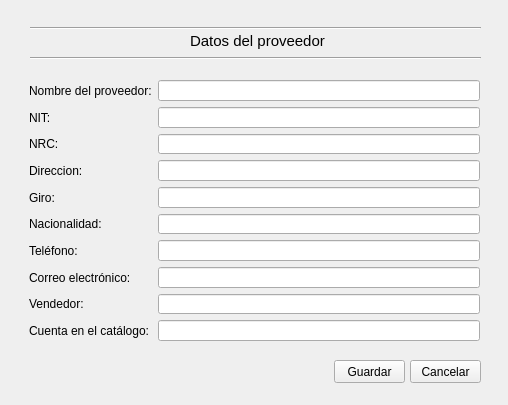
The window that new.ui (psystingod/eremas) describes before a commit, drawn with Qt 5.
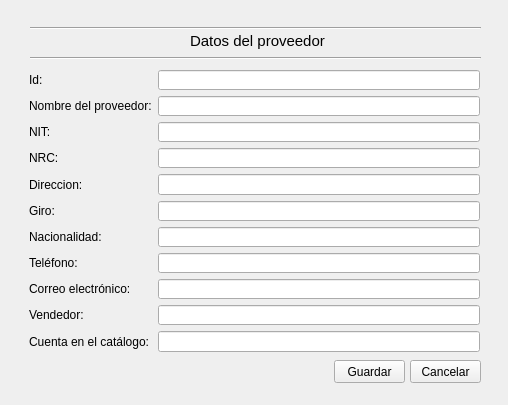
The same window after the commit.

```diff
--- a/new.ui
+++ b/new.ui
@@ -69,112 +69,122 @@
    <property name="geometry">
     <rect>
      <x>29</x>
-     <y>80</y>
+     <y>70</y>
      <width>451</width>
-     <height>261</height>
+     <height>282</height>
     </rect>
    </property>
    <layout class="QFormLayout" name="formLayout">
-    <item row="0" column="0">
+    <item row="1" column="0">
      <widget class="QLabel" name="nombreDelProveedorLabel">
       <property name="text">
        <string>Nombre del proveedor:</string>
       </property>
      </widget>
     </item>
-    <item row="0" column="1">
+    <item row="1" column="1">
      <widget class="QLineEdit" name="nombreDelProveedorLineEdit"/>
     </item>
-    <item row="1" column="0">
+    <item row="2" column="0">
      <widget class="QLabel" name="nitLabel">
       <property name="text">
        <string>NIT:</string>
       </property>
      </widget>
     </item>
-    <item row="1" column="1">
+    <item row="2" column="1">
      <widget class="QLineEdit" name="nitLineEdit"/>
     </item>
-    <item row="2" column="0">
+    <item row="3" column="0">
      <widget class="QLabel" name="nrcLabel">
       <property name="text">
        <string>NRC:</string>
       </property>
      </widget>
     </item>
-    <item row="2" column="1">
+    <item row="3" column="1">
      <widget class="QLineEdit" name="nrcLineEdit"/>
     </item>
-    <item row="3" column="0">
+    <item row="4" column="0">
      <widget class="QLabel" name="direccionLabel">
       <property name="text">
        <string>Direccion:</string>
       </property>
      </widget>
     </item>
-    <item row="3" column="1">
+    <item row="4" column="1">
      <widget class="QLineEdit" name="direccionLineEdit"/>
     </item>
-    <item row="4" column="0">
+    <item row="5" column="0">
      <widget class="QLabel" name="giroLabel">
       <property name="text">
        <string>Giro:</string>
       </property>
      </widget>
     </item>
-    <item row="4" column="1">
+    <item row="5" column="1">
      <widget class="QLineEdit" name="giroLineEdit"/>
     </item>
-    <item row="5" column="0">
+    <item row="6" column="0">
      <widget class="QLabel" name="nacionalidadLabel">
       <property name="text">
        <string>Nacionalidad:</string>
       </property>
      </widget>
     </item>
-    <item row="5" column="1">
+    <item row="6" column="1">
      <widget class="QLineEdit" name="nacionalidadLineEdit"/>
     </item>
-    <item row="6" column="0">
+    <item row="7" column="0">
      <widget class="QLabel" name="telefonoLabel">
       <property name="text">
        <string>Teléfono:</string>
       </property>
      </widget>
     </item>
-    <item row="6" column="1">
+    <item row="7" column="1">
      <widget class="QLineEdit" name="telefonoLineEdit"/>
     </item>
-    <item row="7" column="0">
+    <item row="8" column="0">
      <widget class="QLabel" name="correoElectronicoLabel">
       <property name="text">
        <string>Correo electrónico:</string>
       </property>
      </widget>
     </item>
-    <item row="7" column="1">
+    <item row="8" column="1">
      <widget class="QLineEdit" name="correoElectronicoLineEdit"/>
     </item>
-    <item row="8" column="0">
+    <item row="9" column="0">
      <widget class="QLabel" name="vendedorLabel">
       <property name="text">
        <string>Vendedor:</string>
       </property>
      </widget>
     </item>
-    <item row="8" column="1">
+    <item row="9" column="1">
      <widget class="QLineEdit" name="vendedorLineEdit"/>
     </item>
-    <item row="9" column="0">
+    <item row="10" column="0">
      <widget class="QLabel" name="cuentaEnElCatalogoLabel">
       <property name="text">
        <string>Cuenta en el catálogo:</string>
       </property>
      </widget>
     </item>
-    <item row="9" column="1">
+    <item row="10" column="1">
      <widget class="QLineEdit" name="cuentaEnElCatalogoLineEdit"/>
     </item>
+    <item row="0" column="0">
+     <widget class="QLabel" name="idLabel">
+      <property name="text">
+       <string>Id:</string>
+      </property>
+     </widget>
+    </item>
+    <item row="0" column="1">
+     <widget class="QLineEdit" name="idLineEdit"/>
+    </item>
    </layout>
   </widget>
   <widget class="QPushButton" name="btn_save">
```
